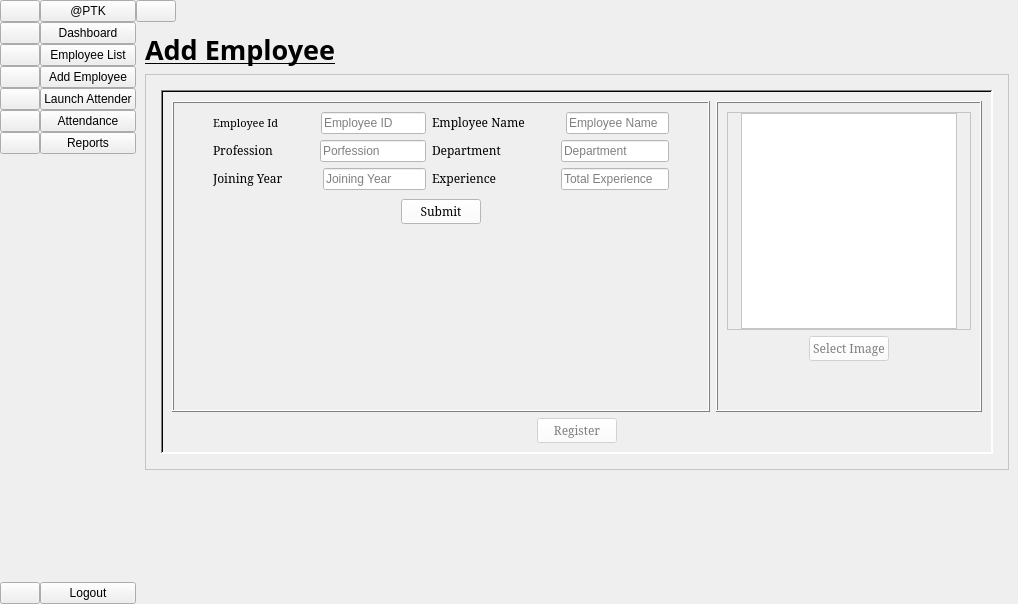
Above: AdminPanel/form.ui from ThePunisher-17/Facial-Recognition-Attendance-Final-Year-BCA before the change. Below: the same form after it.
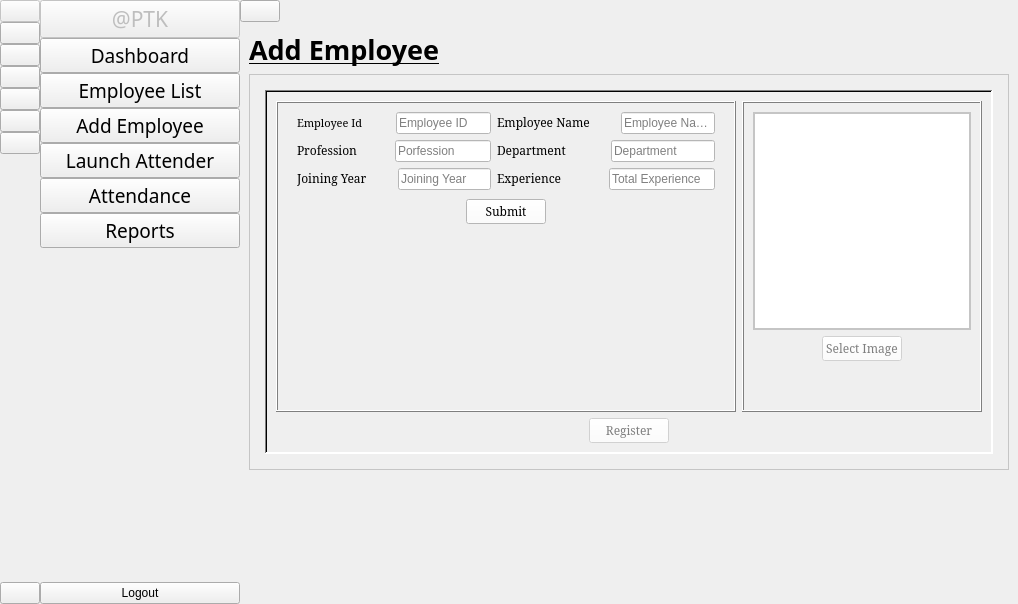
That is the form after the change. The open tabs and pages were chosen to show the change. Icons and pictures are not drawn.

Patch:
```diff
--- a/AdminPanel/form.ui
+++ b/AdminPanel/form.ui
@@ -31,6 +31,12 @@
    </property>
    <item row="0" column="1" rowspan="2">
     <widget class="QWidget" name="IconAndNameContainer" native="true">
+     <property name="minimumSize">
+      <size>
+       <width>200</width>
+       <height>0</height>
+      </size>
+     </property>
      <layout class="QGridLayout" name="gridLayout_2">
       <property name="leftMargin">
        <number>0</number>
@@ -49,6 +55,15 @@
       </property>
       <item row="0" column="0">
        <widget class="QPushButton" name="MainLogo">
+        <property name="enabled">
+         <bool>false</bool>
+        </property>
+        <property name="font">
+         <font>
+          <family>Rockwell</family>
+          <pointsize>16</pointsize>
+         </font>
+        </property>
         <property name="text">
          <string>@PTK</string>
         </property>
@@ -66,6 +81,12 @@
       </item>
       <item row="1" column="0">
        <widget class="QPushButton" name="goToDashboardLabeled">
+        <property name="font">
+         <font>
+          <family>Rockwell</family>
+          <pointsize>14</pointsize>
+         </font>
+        </property>
         <property name="text">
          <string>Dashboard</string>
         </property>
@@ -86,6 +107,12 @@
         <property name="enabled">
          <bool>true</bool>
         </property>
+        <property name="font">
+         <font>
+          <family>Rockwell</family>
+          <pointsize>14</pointsize>
+         </font>
+        </property>
         <property name="text">
          <string>Launch Attender</string>
         </property>
@@ -106,6 +133,12 @@
       </item>
       <item row="3" column="0">
        <widget class="QPushButton" name="goToAddEmployeeLabeled">
+        <property name="font">
+         <font>
+          <family>Rockwell</family>
+          <pointsize>14</pointsize>
+         </font>
+        </property>
         <property name="text">
          <string>Add Employee</string>
         </property>
@@ -123,6 +156,15 @@
       </item>
       <item row="8" column="0">
        <widget class="QPushButton" name="Exit_2">
+        <property name="mouseTracking">
+         <bool>false</bool>
+        </property>
+        <property name="layoutDirection">
+         <enum>Qt::LeftToRight</enum>
+        </property>
+        <property name="autoFillBackground">
+         <bool>true</bool>
+        </property>
         <property name="text">
          <string>Logout</string>
         </property>
@@ -140,6 +182,12 @@
       </item>
       <item row="5" column="0">
        <widget class="QPushButton" name="goToAttendanceLabeled">
+        <property name="font">
+         <font>
+          <family>Rockwell</family>
+          <pointsize>14</pointsize>
+         </font>
+        </property>
         <property name="text">
          <string>Attendance</string>
         </property>
@@ -157,6 +205,12 @@
       </item>
       <item row="6" column="0">
        <widget class="QPushButton" name="goToReportsLabeled">
+        <property name="font">
+         <font>
+          <family>Rockwell</family>
+          <pointsize>14</pointsize>
+         </font>
+        </property>
         <property name="text">
          <string>Reports</string>
         </property>
@@ -174,6 +228,12 @@
       </item>
       <item row="2" column="0">
        <widget class="QPushButton" name="goToListOfEmployeeLabeled">
+        <property name="font">
+         <font>
+          <family>Rockwell</family>
+          <pointsize>14</pointsize>
+         </font>
+        </property>
         <property name="text">
          <string>Employee List</string>
         </property>
@@ -400,6 +460,9 @@
       </item>
       <item row="0" column="0">
        <widget class="QPushButton" name="IconLogo">
+        <property name="enabled">
+         <bool>false</bool>
+        </property>
         <property name="text">
          <string/>
         </property>
```
Left out of the diff: 11 changed lines with no effect on the pictures.
